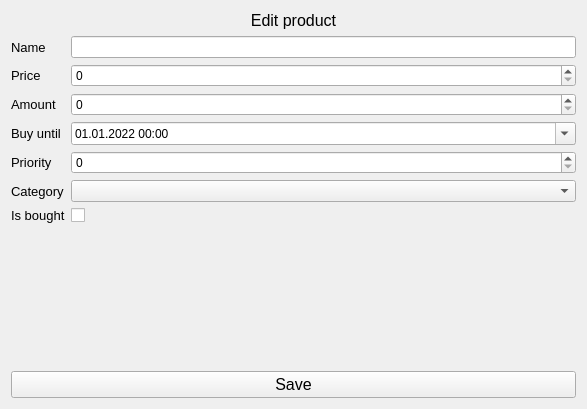
The window that src/Client/View/MainPage/Product/ProductEditSubPage/ProductEditSubPage.ui (iodream/Spend-Note) describes before a commit, drawn with Qt 5.
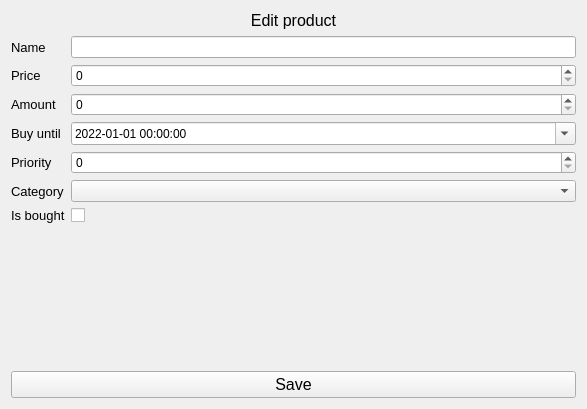
The same window after the commit. Icons and pictures are not drawn.

Commit message: set all the dates into format yyyy-mm-dd hh:mm:ss as in database

Patch:
```diff
--- a/src/Client/View/MainPage/Product/ProductEditSubPage/ProductEditSubPage.ui
+++ b/src/Client/View/MainPage/Product/ProductEditSubPage/ProductEditSubPage.ui
@@ -134,7 +134,7 @@
         </date>
        </property>
        <property name="displayFormat">
-        <string>dd.MM.yyyy HH:mm</string>
+        <string>yyyy-MM-dd hh:mm:ss</string>
        </property>
        <property name="calendarPopup">
         <bool>true</bool>
```
The commit also changes 7 other files.
